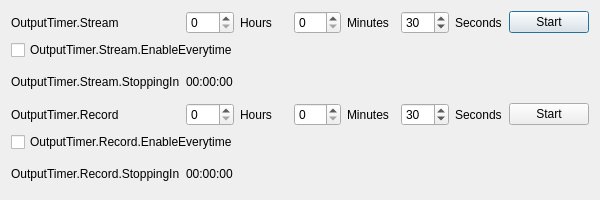
Above: UI/frontend-plugins/frontend-tools/forms/output-timer.ui from deepin-community/obs-studio before the change. Below: the same form after it.
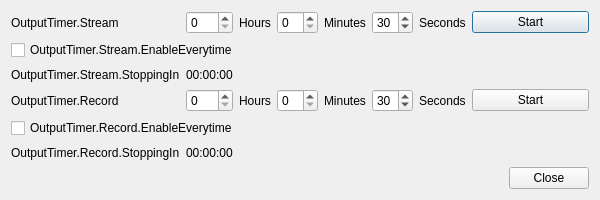
That is the form after the change.

Patch:
```diff
--- a/UI/frontend-plugins/frontend-tools/forms/output-timer.ui
+++ b/UI/frontend-plugins/frontend-tools/forms/output-timer.ui
@@ -201,6 +201,13 @@
           </property>
         </widget>
       </item>
+      <item row="6" column="8">
+        <widget class="QDialogButtonBox" name="buttonBox">
+          <property name="standardButtons">
+            <set>QDialogButtonBox::Close</set>
+          </property>
+        </widget>
+      </item>
     </layout>
   </widget>
   <resources />
```
